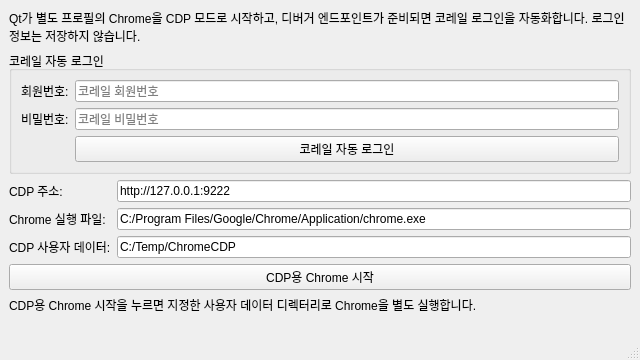
Qt form mainwindow.ui (ongre01/Qt_CDP) before a commit.
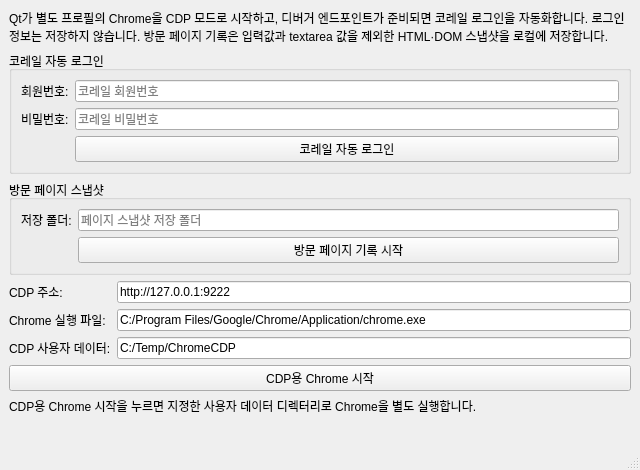
The same form after that commit.

Commit message: feat(mainwindow): add page recording functionality

Patch:
```diff
--- a/mainwindow.ui
+++ b/mainwindow.ui
@@ -7,7 +7,7 @@
     <x>0</x>
     <y>0</y>
     <width>640</width>
-    <height>360</height>
+    <height>470</height>
    </rect>
   </property>
   <property name="windowTitle">
@@ -18,7 +18,7 @@
     <item>
      <widget class="QLabel" name="descriptionLabel">
       <property name="text">
-       <string>Qt가 별도 프로필의 Chrome을 CDP 모드로 시작하고, 디버거 엔드포인트가 준비되면 코레일 로그인을 자동화합니다. 로그인 정보는 저장하지 않습니다.</string>
+       <string>Qt가 별도 프로필의 Chrome을 CDP 모드로 시작하고, 디버거 엔드포인트가 준비되면 코레일 로그인을 자동화합니다. 로그인 정보는 저장하지 않습니다. 방문 페이지 기록은 입력값과 textarea 값을 제외한 HTML·DOM 스냅샷을 로컬에 저장합니다.</string>
       </property>
       <property name="wordWrap">
        <bool>true</bool>
@@ -72,6 +72,36 @@
       </layout>
      </widget>
     </item>
+    <item>
+     <widget class="QGroupBox" name="pageRecordingGroupBox">
+      <property name="title">
+       <string>방문 페이지 스냅샷</string>
+      </property>
+      <layout class="QFormLayout" name="pageRecordingFormLayout">
+       <item row="0" column="0">
+        <widget class="QLabel" name="snapshotDirectoryLabel">
+         <property name="text">
+          <string>저장 폴더:</string>
+         </property>
+        </widget>
+       </item>
+       <item row="0" column="1">
+        <widget class="QLineEdit" name="snapshotDirectoryEdit">
+         <property name="placeholderText">
+          <string>페이지 스냅샷 저장 폴더</string>
+         </property>
+        </widget>
+       </item>
+       <item row="1" column="1">
+        <widget class="QPushButton" name="pageRecordingButton">
+         <property name="text">
+          <string>방문 페이지 기록 시작</string>
+         </property>
+        </widget>
+       </item>
+      </layout>
+     </widget>
+    </item>
     <item>
      <layout class="QFormLayout" name="formLayout">
       <item row="0" column="0">
```
The commit also changes 2 other files.
